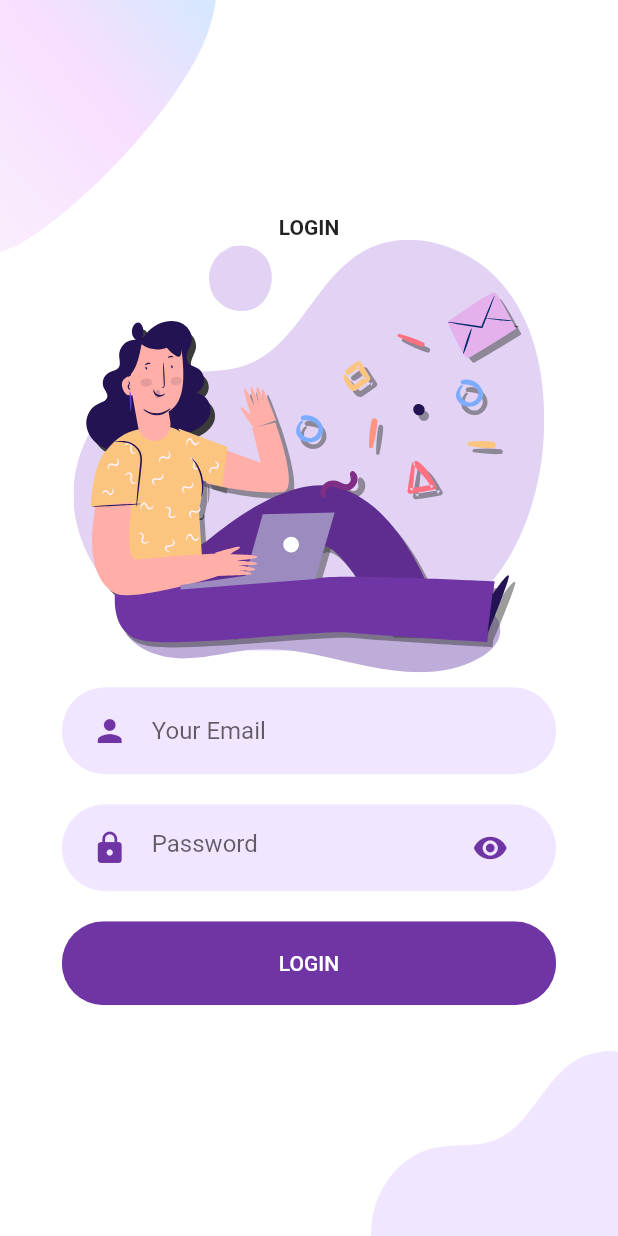
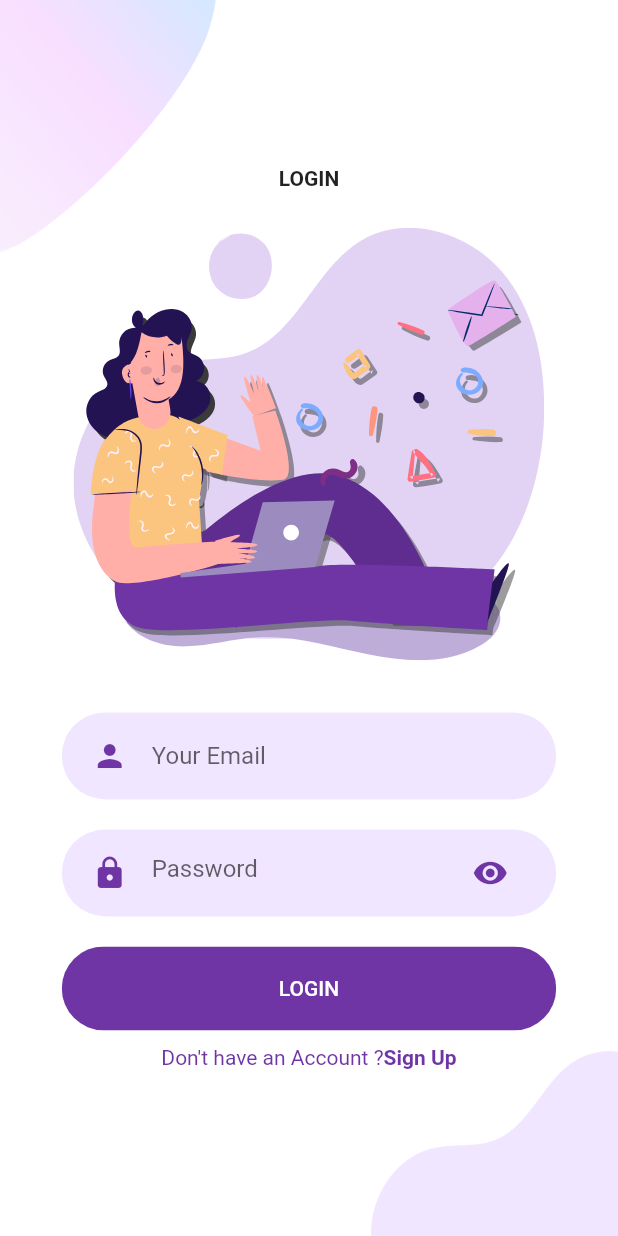
Before and after one commit to PawankumarPK/GamingApp, a Flutter app: the screen it shows after launch, after a tap on "LOGIN", on a phone screen of 412 x 824 dp. Run offline on Flutter 3.47's test engine with Material 2 defaults, Android fonts, the phone set to English and light mode, and no system bars; our stand-ins replace flutter_svg.

Commit message:
add dont have account text with signup and referect dont have account code

```diff
--- /dev/null
+++ b/lib/screens/Welcome/login/component/already_have_an_account_check.dart
@@ -0,0 +1,34 @@
+import 'package:flutter/material.dart';
+
+import '../../../../constant.dart';
+
+class AlreadyHaveAnAccountCheck extends StatelessWidget {
+  final bool login;
+  final Function press;
+
+  const AlreadyHaveAnAccountCheck({
+    Key key,
+    this.login = true,
+    this.press,
+  }) : super(key: key);
+
+  @override
+  Widget build(BuildContext context) {
+    return Row(
+      mainAxisAlignment: MainAxisAlignment.center,
+      children: <Widget>[
+        Text(
+          login ? "Don't have an Account ?" : "Already have an Account ?",
+          style: TextStyle(color: kPrimaryColor),
+        ),
+        GestureDetector(
+          onTap: press,
+          child: Text(
+            "Sign Up",
+            style: TextStyle(color: kPrimaryColor, fontWeight: FontWeight.bold),
+          ),
+        )
+      ],
+    );
+  }
+}
--- a/lib/screens/Welcome/login/component/body.dart
+++ b/lib/screens/Welcome/login/component/body.dart
@@ -1,5 +1,6 @@
 import 'package:agami_dummy/component/rounded_button.dart';
 import 'package:agami_dummy/constant.dart';
+import 'package:agami_dummy/screens/Welcome/login/component/already_have_an_account_check.dart';
 import 'package:agami_dummy/screens/Welcome/login/component/background.dart';
 import 'package:agami_dummy/screens/Welcome/login/component/round_input_field.dart';
 import 'package:agami_dummy/screens/Welcome/login/component/rounded_password_field.dart';
@@ -20,20 +21,24 @@ class Body extends StatelessWidget {
               "LOGIN",
               style: TextStyle(fontWeight: FontWeight.bold),
             ),
+            SizedBox(height: size.height * 0.03),
             SvgPicture.asset(
               "assets/icons/login.svg",
               height: size.height * 0.35,
             ),
+            SizedBox(height: size.height * 0.03),
             RoundedInputField(
               hintText: "Your Email",
               onChanged: (value) {},
             ),
-            RoundedPasswordField(onChanged: (value){},
+            RoundedPasswordField(
+              onChanged: (value) {},
             ),
             RoundedButton(
               text: "LOGIN",
-              press: (){},
+              press: () {},
             ),
+            AlreadyHaveAnAccountCheck()
           ],
         ),
       ),
```
